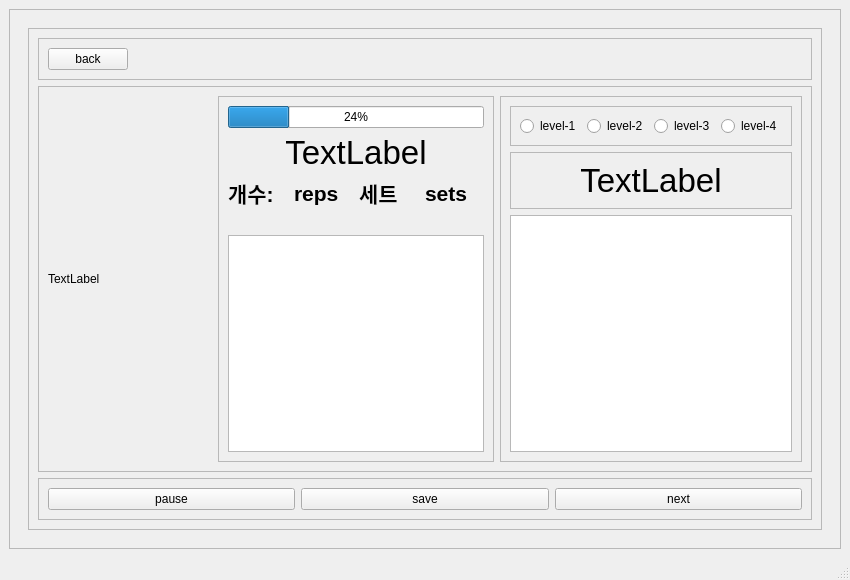
addinedu-ros-8th/deeplearning-repo-1, file client/ui/main_page.ui: the form before one commit.
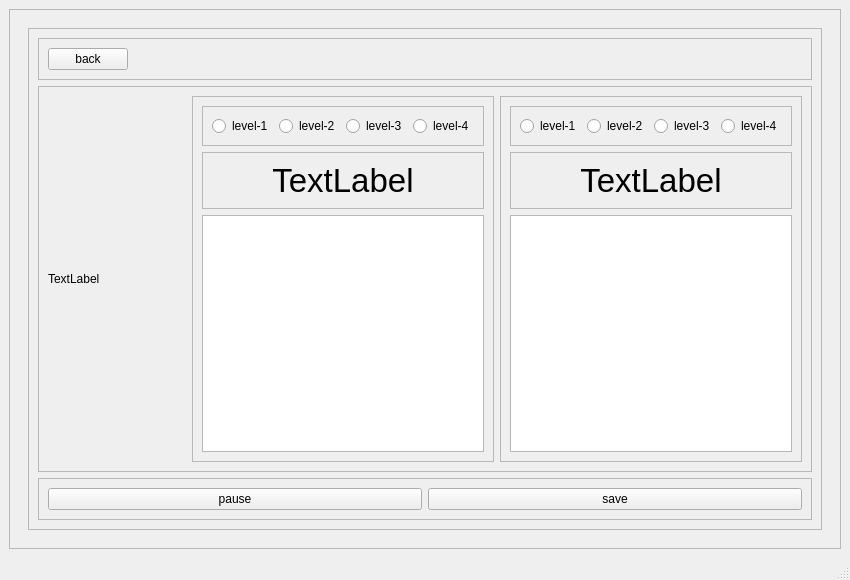
The form after the commit. The open tabs and pages were chosen to show the change.

What changed in the file:
```diff
--- a/client/ui/main_page.ui
+++ b/client/ui/main_page.ui
@@ -916,103 +916,101 @@
                    </property>
                    <layout class="QVBoxLayout" name="verticalLayout_19">
                     <item>
-                     <widget class="QProgressBar" name="progressBar">
-                      <property name="value">
-                       <number>24</number>
+                     <widget class="QFrame" name="frame_51">
+                      <property name="sizePolicy">
+                       <sizepolicy hsizetype="Preferred" vsizetype="Preferred">
+                        <horstretch>0</horstretch>
+                        <verstretch>0</verstretch>
+                       </sizepolicy>
                       </property>
-                     </widget>
-                    </item>
-                    <item>
-                     <layout class="QVBoxLayout" name="verticalLayout_14">
-                      <item>
-                       <widget class="QLabel" name="lb_what">
-                        <property name="font">
-                         <font>
-                          <pointsize>25</pointsize>
-                         </font>
-                        </property>
-                        <property name="text">
-                         <string>TextLabel</string>
-                        </property>
-                        <property name="alignment">
-                         <set>Qt::AlignCenter</set>
-                        </property>
-                       </widget>
-                      </item>
-                      <item>
+                      <property name="frameShape">
+                       <enum>QFrame::StyledPanel</enum>
+                      </property>
+                      <property name="frameShadow">
+                       <enum>QFrame::Raised</enum>
+                      </property>
                        <layout class="QHBoxLayout" name="horizontalLayout_27">
                         <item>
-                         <widget class="QLabel" name="label_25">
-                          <property name="font">
-                           <font>
-                            <pointsize>16</pointsize>
-                            <weight>75</weight>
-                            <bold>true</bold>
-                           </font>
+                        <widget class="QRadioButton" name="radioButton_8">
+                         <property name="sizePolicy">
+                          <sizepolicy hsizetype="Fixed" vsizetype="Fixed">
+                           <horstretch>0</horstretch>
+                           <verstretch>0</verstretch>
+                          </sizepolicy>
                           </property>
                           <property name="text">
-                           <string>개수:</string>
+                          <string>level-1</string>
                           </property>
                          </widget>
                         </item>
                         <item>
-                         <widget class="QLabel" name="lb_reps">
-                          <property name="font">
-                           <font>
-                            <pointsize>16</pointsize>
-                            <weight>75</weight>
-                            <bold>true</bold>
-                           </font>
+                        <widget class="QRadioButton" name="radioButton_9">
+                         <property name="sizePolicy">
+                          <sizepolicy hsizetype="Fixed" vsizetype="Fixed">
+                           <horstretch>0</horstretch>
+                           <verstretch>0</verstretch>
+                          </sizepolicy>
                           </property>
                           <property name="text">
-                           <string>reps</string>
+                          <string>level-2</string>
                           </property>
                          </widget>
                         </item>
                         <item>
-                         <widget class="QLabel" name="label_26">
-                          <property name="font">
-                           <font>
-                            <pointsize>16</pointsize>
-                            <weight>75</weight>
-                            <bold>true</bold>
-                           </font>
+                        <widget class="QRadioButton" name="radioButton_10">
+                         <property name="sizePolicy">
+                          <sizepolicy hsizetype="Fixed" vsizetype="Fixed">
+                           <horstretch>0</horstretch>
+                           <verstretch>0</verstretch>
+                          </sizepolicy>
                           </property>
                           <property name="text">
-                           <string>세트</string>
+                          <string>level-3</string>
                           </property>
                          </widget>
                         </item>
                         <item>
-                         <widget class="QLabel" name="lb_sets">
-                          <property name="font">
-                           <font>
-                            <pointsize>16</pointsize>
-                            <weight>75</weight>
-                            <bold>true</bold>
-                           </font>
+                        <widget class="QRadioButton" name="radioButton_11">
+                         <property name="sizePolicy">
+                          <sizepolicy hsizetype="Fixed" vsizetype="Fixed">
+                           <horstretch>0</horstretch>
+                           <verstretch>0</verstretch>
+                          </sizepolicy>
                           </property>
                           <property name="text">
-                           <string>sets</string>
+                          <string>level-4</string>
                           </property>
                          </widget>
                         </item>
                        </layout>
+                     </widget>
                       </item>
                       <item>
-                       <widget class="QLabel" name="lb_thumbnail">
-                        <property name="maximumSize">
-                         <size>
-                          <width>16777215</width>
-                          <height>16777215</height>
-                         </size>
-                        </property>
+                     <widget class="QFrame" name="frame_52">
+                      <property name="frameShape">
+                       <enum>QFrame::StyledPanel</enum>
+                      </property>
+                      <property name="frameShadow">
+                       <enum>QFrame::Raised</enum>
+                      </property>
+                      <layout class="QHBoxLayout" name="horizontalLayout_28">
+                       <item>
+                        <widget class="QLabel" name="label_tier_2">
+                         <property name="font">
+                          <font>
+                           <pointsize>25</pointsize>
+                          </font>
+                         </property>
                         <property name="text">
-                         <string/>
-                        </property>
+                          <string>TextLabel</string>
+                         </property>
+                         <property name="alignment">
+                          <set>Qt::AlignCenter</set>
+                         </property>
                        </widget>
                       </item>
                      </layout>
+                     </widget>
                     </item>
                     <item>
                      <widget class="QListWidget" name="routine_list">
@@ -1194,13 +1192,6 @@
                    </property>
                   </widget>
                  </item>
-                 <item>
-                  <widget class="QPushButton" name="btn_next">
-                   <property name="text">
-                    <string>next</string>
-                   </property>
-                  </widget>
-                 </item>
                 </layout>
                </widget>
               </item>
```
Left out of the diff: 9 changed lines with no effect on the pictures. Lines whose indentation alone changed are shown as unchanged.
